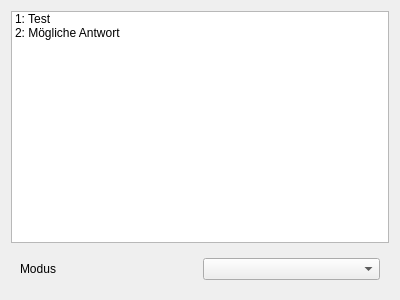
jfeil/RegeltestCreator, file res/self_test_dockwidget.ui: the form before one commit.
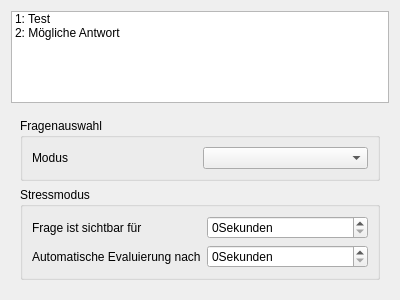
The form after the commit.

Commit message: Implement stress mode for self testing

Patch:
```diff
--- a/res/self_test_dockwidget.ui
+++ b/res/self_test_dockwidget.ui
@@ -40,15 +40,67 @@
    <item>
     <widget class="QWidget" name="widget" native="true">
      <layout class="QGridLayout" name="gridLayout">
-      <item row="0" column="0">
-       <widget class="QLabel" name="label">
-        <property name="text">
-         <string>Modus</string>
+      <item row="0" column="0" colspan="2">
+       <widget class="QGroupBox" name="groupBox_2">
+        <property name="title">
+         <string>Fragenauswahl</string>
         </property>
+        <layout class="QGridLayout" name="gridLayout_4">
+         <item row="0" column="0">
+          <widget class="QLabel" name="label">
+           <property name="text">
+            <string>Modus</string>
+           </property>
+          </widget>
+         </item>
+         <item row="0" column="1">
+          <widget class="QComboBox" name="mode_comboBox"/>
+         </item>
+        </layout>
        </widget>
       </item>
-      <item row="0" column="1">
-       <widget class="QComboBox" name="mode_comboBox"/>
+      <item row="1" column="0" colspan="2">
+       <widget class="QGroupBox" name="groupBox">
+        <property name="title">
+         <string>Stressmodus</string>
+        </property>
+        <layout class="QGridLayout" name="gridLayout_2">
+         <item row="0" column="1">
+          <widget class="QSpinBox" name="question_visibility_spinbox">
+           <property name="suffix">
+            <string>Sekunden</string>
+           </property>
+           <property name="prefix">
+            <string/>
+           </property>
+          </widget>
+         </item>
+         <item row="0" column="0">
+          <widget class="QLabel" name="question_visibility_label">
+           <property name="text">
+            <string>Frage ist sichtbar für</string>
+           </property>
+          </widget>
+         </item>
+         <item row="1" column="0">
+          <widget class="QLabel" name="auto_evaluate_label">
+           <property name="text">
+            <string>Automatische Evaluierung nach</string>
+           </property>
+          </widget>
+         </item>
+         <item row="1" column="1">
+          <widget class="QSpinBox" name="auto_evaluate_spinbox">
+           <property name="suffix">
+            <string>Sekunden</string>
+           </property>
+           <property name="prefix">
+            <string/>
+           </property>
+          </widget>
+         </item>
+        </layout>
+       </widget>
       </item>
      </layout>
     </widget>
```
The commit also changes 5 other files.
